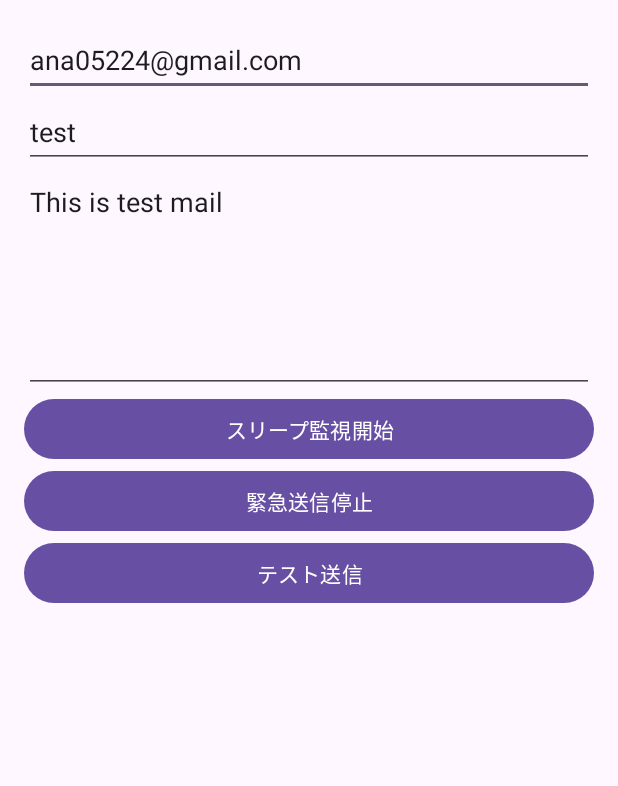
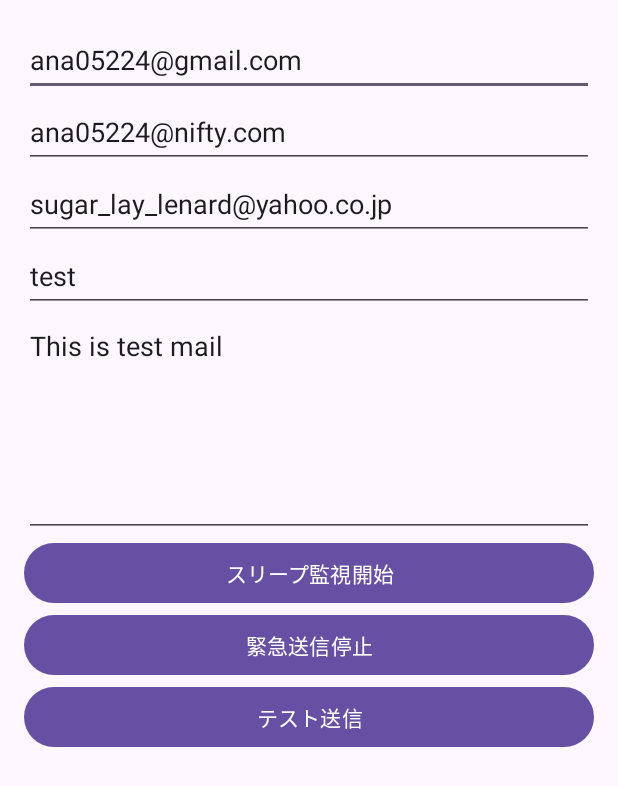
Before and after one commit to brmmx5sryd-sketch/SleepAlert, an Android app: the screen it shows after launch (MainActivity), after a tap on "テスト送信", on a phone screen of 412 x 824 dp. Shown: the top 786 px of the screen. Run offline under Robolectric (Android 15) with nearby library versions, the light colour scheme and no system bars; libraries missing offline, so code that uses them is left out: javax.mail, javax.mail.internet; 3 statements that could not run were skipped.

Commit message:
複数メール送信の対応

```diff
--- a/app/src/main/java/com/example/sleepalertapp/EmailSender.kt
+++ b/app/src/main/java/com/example/sleepalertapp/EmailSender.kt
@@ -43,4 +43,10 @@ object EmailSender {
             }
         }
     }
+
+    fun sendMultiple(context: Context, toList: List<String>, subject: String, body: String) {
+        toList.forEach { to ->
+            send(context, to, subject, body)
+        }
+    }
 }
--- a/app/src/main/java/com/example/sleepalertapp/MainActivity.kt
+++ b/app/src/main/java/com/example/sleepalertapp/MainActivity.kt
@@ -10,7 +10,9 @@ import java.util.concurrent.TimeUnit
 
 class MainActivity : AppCompatActivity() {
 
-    private lateinit var editTextTo: EditText
+    private lateinit var editTextTo1: EditText
+    private lateinit var editTextTo2: EditText
+    private lateinit var editTextTo3: EditText
     private lateinit var editTextSubject: EditText
     private lateinit var editTextBody: EditText
     private lateinit var buttonStart: Button
@@ -30,20 +32,27 @@ class MainActivity : AppCompatActivity() {
             }
         }
 
-        editTextTo = findViewById(R.id.editTextTo)
+        editTextTo1 = findViewById(R.id.editTextTo1)
+        editTextTo2 = findViewById(R.id.editTextTo2)
+        editTextTo3 = findViewById(R.id.editTextTo3)
         editTextSubject = findViewById(R.id.editTextSubject)
         editTextBody = findViewById(R.id.editTextBody)
         buttonStart = findViewById(R.id.buttonStart)
         buttonStop = findViewById(R.id.buttonStop)
         buttonTestSend = findViewById(R.id.buttonTestSend)
 
-        editTextTo.setText("ana05224@gmail.com")
+        editTextTo1.setText("ana05224@gmail.com")
+        editTextTo2.setText("ana05224@nifty.com")
+        editTextTo3.setText("sugar_lay_lenard@yahoo.co.jp")
+
         editTextSubject.setText("test")
         editTextBody.setText("This is test mail")
 
         buttonStart.setOnClickListener {
             val intent = Intent(this, SleepMonitorService::class.java).apply {
-                putExtra("to", editTextTo.text.toString())
+                putExtra("to1", editTextTo1.text.toString())
+                putExtra("to2", editTextTo2.text.toString())
+                putExtra("to3", editTextTo3.text.toString())
                 putExtra("subject", editTextSubject.text.toString())
                 putExtra("body", editTextBody.text.toString())
             }
@@ -79,12 +88,19 @@ class MainActivity : AppCompatActivity() {
          }
 
         buttonTestSend.setOnClickListener {
-            val to = editTextTo.text.toString()
+
+            val toList = listOf(
+                editTextTo1.text.toString(),
+                editTextTo2.text.toString(),
+                editTextTo3.text.toString()
+            ).filter { it.isNotBlank() }   // 空は除外
+
             val subject = editTextSubject.text.toString()
             val body = editTextBody.text.toString()
 
-            EmailSender.send(applicationContext, to, subject, body)
-            Toast.makeText(this, "テストメール送信中...", Toast.LENGTH_SHORT).show()
+            EmailSender.sendMultiple(applicationContext, toList, subject, body)
+
+            Toast.makeText(this, "テストメール送信中（複数）", Toast.LENGTH_SHORT).show()
         }
     }
 }
--- a/app/src/main/java/com/example/sleepalertapp/SleepAlarmReceiver.kt
+++ b/app/src/main/java/com/example/sleepalertapp/SleepAlarmReceiver.kt
@@ -7,11 +7,12 @@ import android.util.Log
 
 class SleepAlarmReceiver : BroadcastReceiver() {
     override fun onReceive(context: Context, intent: Intent) {
-        val to = intent.getStringExtra("to") ?: return
+        val toList = intent.getStringArrayListExtra("toList") ?: return
         val subject = intent.getStringExtra("subject") ?: "緊急連絡"
         val body = intent.getStringExtra("body") ?: "自動送信メッセージ"
 
         Log.d("SleepAlertReceiver", "メール送信トリガー(Alarm)")
-        EmailSender.send(context, to, subject, body)
+        EmailSender.sendMultiple(context, toList, subject, body)
+
     }
 }
--- a/app/src/main/res/layout/activity_main.xml
+++ b/app/src/main/res/layout/activity_main.xml
@@ -8,11 +8,28 @@
     tools:context=".MainActivity">
 
     <!-- 宛先 -->
+    <!-- 宛先1 -->
     <EditText
-        android:id="@+id/editTextTo"
+        android:id="@+id/editTextTo1"
         android:layout_width="match_parent"
         android:layout_height="48dp"
-        android:hint="宛先メールアドレス"
+        android:hint="宛先メール1"
+        android:inputType="textEmailAddress" />
+
+    <!-- 宛先2 -->
+    <EditText
+        android:id="@+id/editTextTo2"
+        android:layout_width="match_parent"
+        android:layout_height="48dp"
+        android:hint="宛先メール2"
+        android:inputType="textEmailAddress" />
+
+    <!-- 宛先3 -->
+    <EditText
+        android:id="@+id/editTextTo3"
+        android:layout_width="match_parent"
+        android:layout_height="48dp"
+        android:hint="宛先メール3"
         android:inputType="textEmailAddress" />
 
     <!-- 件名 -->
```
Also changed, not shown: app/src/main/java/com/example/sleepalertapp/CheckWorker.kt (+3 -4 lines), app/src/main/java/com/example/sleepalertapp/SleepMonitorService.kt (+20 -8 lines).
